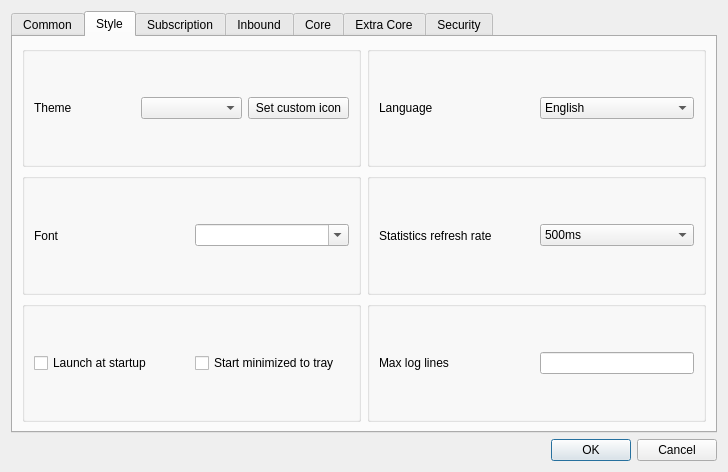
Above: src/ui/dialog/DialogBasicSettings.ui from Restia-Ashbell/nekobox before the change. Below: the same form after it.
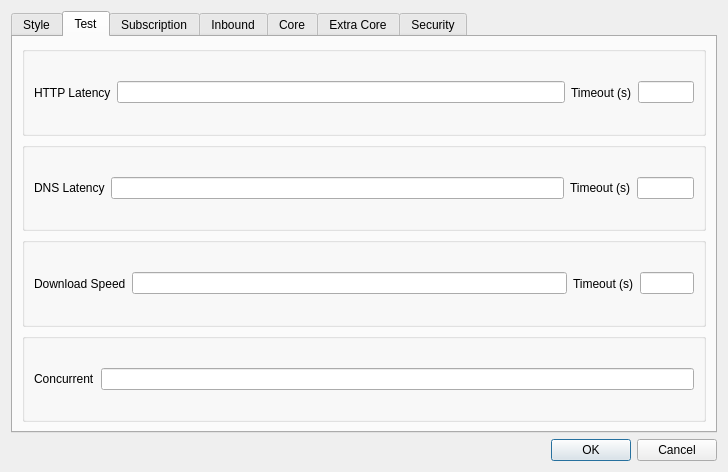
That is the form after the change. The open tabs and pages were chosen to show the change.

Commit message: feat: rework node tests and settings

Diff of the .ui file:
```diff
--- a/src/ui/dialog/DialogBasicSettings.ui
+++ b/src/ui/dialog/DialogBasicSettings.ui
@@ -41,88 +41,6 @@
      <property name="currentIndex">
       <number>0</number>
      </property>
-     <widget class="QWidget" name="tab_1">
-      <attribute name="title">
-       <string>Common</string>
-      </attribute>
-      <layout class="QVBoxLayout" name="verticalLayout_2">
-       <item>
-        <widget class="QGroupBox" name="groupBox1">
-         <layout class="QHBoxLayout" name="horizontalLayout_9" stretch="0,8,1,1">
-          <item>
-           <widget class="QLabel" name="label_13">
-            <property name="text">
-             <string>Latency Test URL</string>
-            </property>
-           </widget>
-          </item>
-          <item>
-           <widget class="QLineEdit" name="test_latency_url"/>
-          </item>
-          <item>
-           <widget class="QLabel" name="label_14">
-            <property name="text">
-             <string>Concurrent</string>
-            </property>
-           </widget>
-          </item>
-          <item>
-           <widget class="QLineEdit" name="test_concurrent"/>
-          </item>
-         </layout>
-        </widget>
-       </item>
-       <item>
-        <widget class="QGroupBox" name="horizontalGroupBox">
-         <layout class="QHBoxLayout" name="horizontalLayout_12" stretch="0,8,1,1">
-          <item>
-           <widget class="QLabel" name="label_19">
-            <property name="text">
-             <string>Download Test URL</string>
-            </property>
-           </widget>
-          </item>
-          <item>
-           <widget class="QLineEdit" name="test_download_url"/>
-          </item>
-          <item>
-           <widget class="QLabel" name="label_10">
-            <property name="text">
-             <string>Timeout (s)</string>
-            </property>
-           </widget>
-          </item>
-          <item>
-           <widget class="QLineEdit" name="test_download_timeout"/>
-          </item>
-         </layout>
-        </widget>
-       </item>
-       <item>
-        <widget class="QGroupBox" name="horizontalGroupBox1">
-         <layout class="QHBoxLayout" name="horizontalLayout_18">
-          <item>
-           <widget class="QCheckBox" name="check_include_pre">
-            <property name="text">
-             <string>Include Pre-release when checking update</string>
-            </property>
-           </widget>
-          </item>
-          <item>
-           <widget class="QCheckBox" name="old_share_link_format">
-            <property name="toolTip">
-             <string>Share VMess Link with v2rayN Format</string>
-            </property>
-            <property name="text">
-             <string>Old Share Link Format</string>
-            </property>
-           </widget>
-          </item>
-         </layout>
-        </widget>
-       </item>
-      </layout>
-     </widget>
      <widget class="QWidget" name="tab_2">
       <attribute name="title">
        <string>Style</string>
@@ -327,6 +245,107 @@
        </item>
       </layout>
      </widget>
+     <widget class="QWidget" name="tab_test">
+      <attribute name="title">
+       <string>Test</string>
+      </attribute>
+      <layout class="QVBoxLayout" name="verticalLayout_test">
+       <item>
+        <widget class="QGroupBox" name="test_http_box">
+         <layout class="QHBoxLayout" name="test_http_layout" stretch="0,8,1,1">
+          <item>
+           <widget class="QLabel" name="test_http_url_label">
+            <property name="text">
+             <string>HTTP Latency</string>
+            </property>
+           </widget>
+          </item>
+          <item>
+           <widget class="QLineEdit" name="test_http_url"/>
+          </item>
+          <item>
+           <widget class="QLabel" name="test_http_timeout_label">
+            <property name="text">
+             <string>Timeout (s)</string>
+            </property>
+           </widget>
+          </item>
+          <item>
+           <widget class="QLineEdit" name="test_http_timeout"/>
+          </item>
+         </layout>
+        </widget>
+       </item>
+       <item>
+        <widget class="QGroupBox" name="test_dns_box">
+         <layout class="QHBoxLayout" name="test_dns_layout" stretch="0,8,1,1">
+          <item>
+           <widget class="QLabel" name="test_dns_server_label">
+            <property name="text">
+             <string>DNS Latency</string>
+            </property>
+           </widget>
+          </item>
+          <item>
+           <widget class="QLineEdit" name="test_dns_server"/>
+          </item>
+          <item>
+           <widget class="QLabel" name="test_dns_timeout_label">
+            <property name="text">
+             <string>Timeout (s)</string>
+            </property>
+           </widget>
+          </item>
+          <item>
+           <widget class="QLineEdit" name="test_dns_timeout"/>
+          </item>
+         </layout>
+        </widget>
+       </item>
+       <item>
+        <widget class="QGroupBox" name="test_download_box">
+         <layout class="QHBoxLayout" name="test_download_layout" stretch="0,8,1,1">
+          <item>
+           <widget class="QLabel" name="test_download_url_label">
+            <property name="text">
+             <string>Download Speed</string>
+            </property>
+           </widget>
+          </item>
+          <item>
+           <widget class="QLineEdit" name="test_download_url"/>
+          </item>
+          <item>
+           <widget class="QLabel" name="test_download_timeout_label">
+            <property name="text">
+             <string>Timeout (s)</string>
+            </property>
+           </widget>
+          </item>
+          <item>
+           <widget class="QLineEdit" name="test_download_timeout"/>
+          </item>
+         </layout>
+        </widget>
+       </item>
+       <item>
+        <widget class="QGroupBox" name="test_concurrent_box">
+         <layout class="QHBoxLayout" name="test_concurrent_layout" stretch="0,8">
+          <item>
+           <widget class="QLabel" name="test_concurrent_label">
+            <property name="text">
+             <string>Concurrent</string>
+            </property>
+           </widget>
+          </item>
+          <item>
+           <widget class="QLineEdit" name="test_concurrent"/>
+          </item>
+         </layout>
+        </widget>
+       </item>
+      </layout>
+     </widget>
      <widget class="QWidget" name="tab_3">
       <attribute name="title">
        <string>Subscription</string>
```
Left out of the diff: 12 changed lines with no effect on the pictures. The commit also changes 10 other files.
